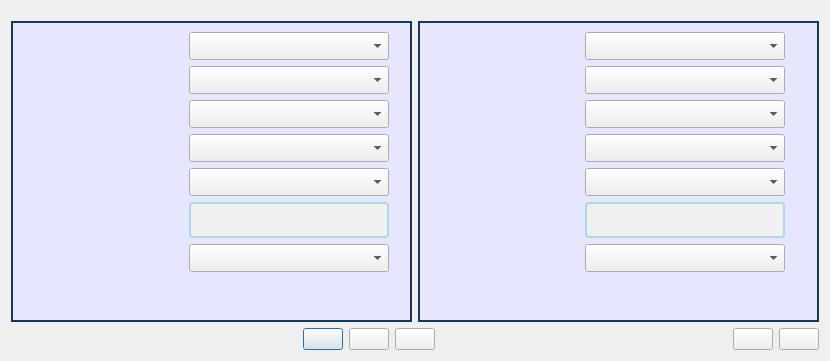
This is meter/interface.ui in cagavriloaie/WFlowLab as Qt 5 draws it before an edit. The edited form follows.
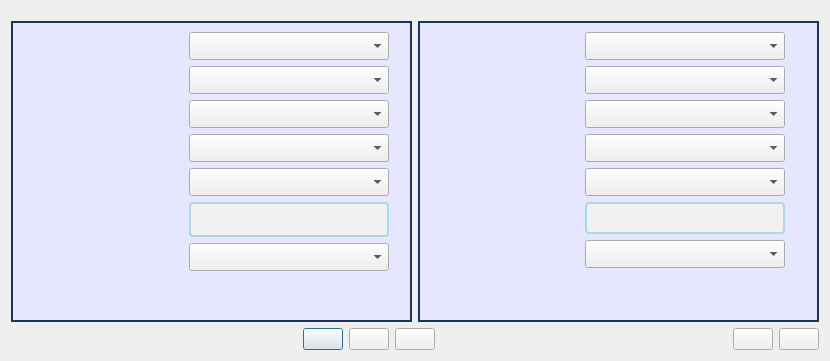
This is the edited form. Icons and pictures are not drawn.

What changed in the file:
```diff
--- a/meter/interface.ui
+++ b/meter/interface.ui
@@ -259,7 +259,7 @@
               <property name="minimumSize">
                <size>
                 <width>200</width>
-                <height>0</height>
+                <height>28</height>
                </size>
               </property>
               <property name="maximumSize">
@@ -685,7 +685,7 @@
               <property name="minimumSize">
                <size>
                 <width>200</width>
-                <height>0</height>
+                <height>28</height>
                </size>
               </property>
               <property name="maximumSize">
```
